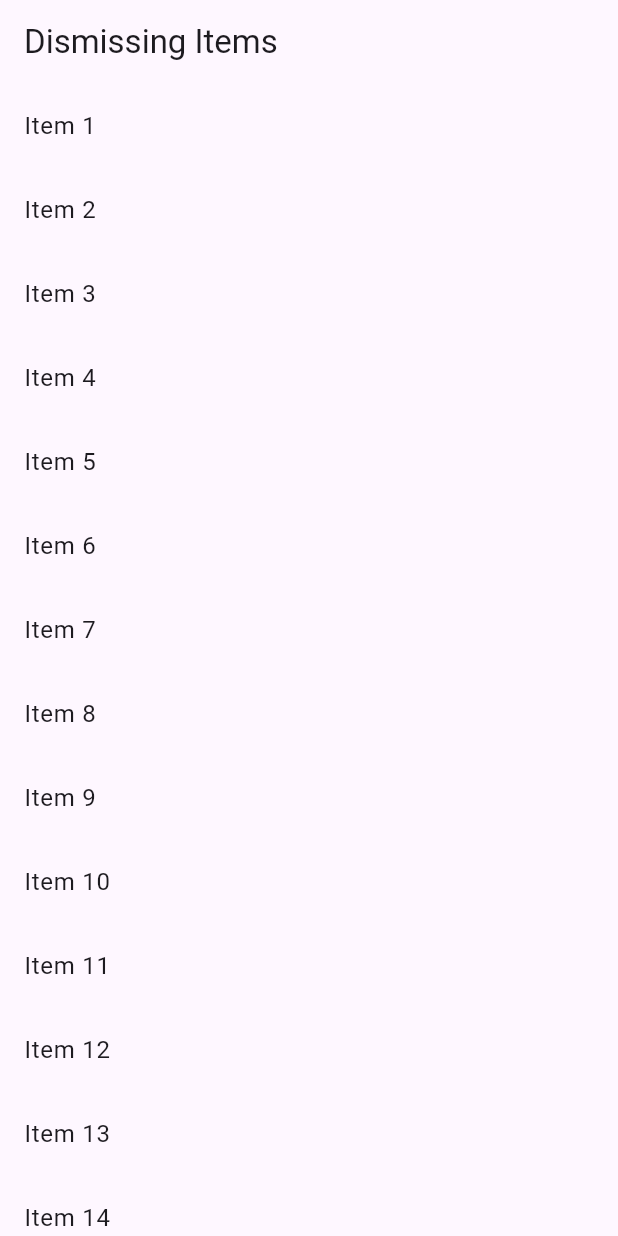
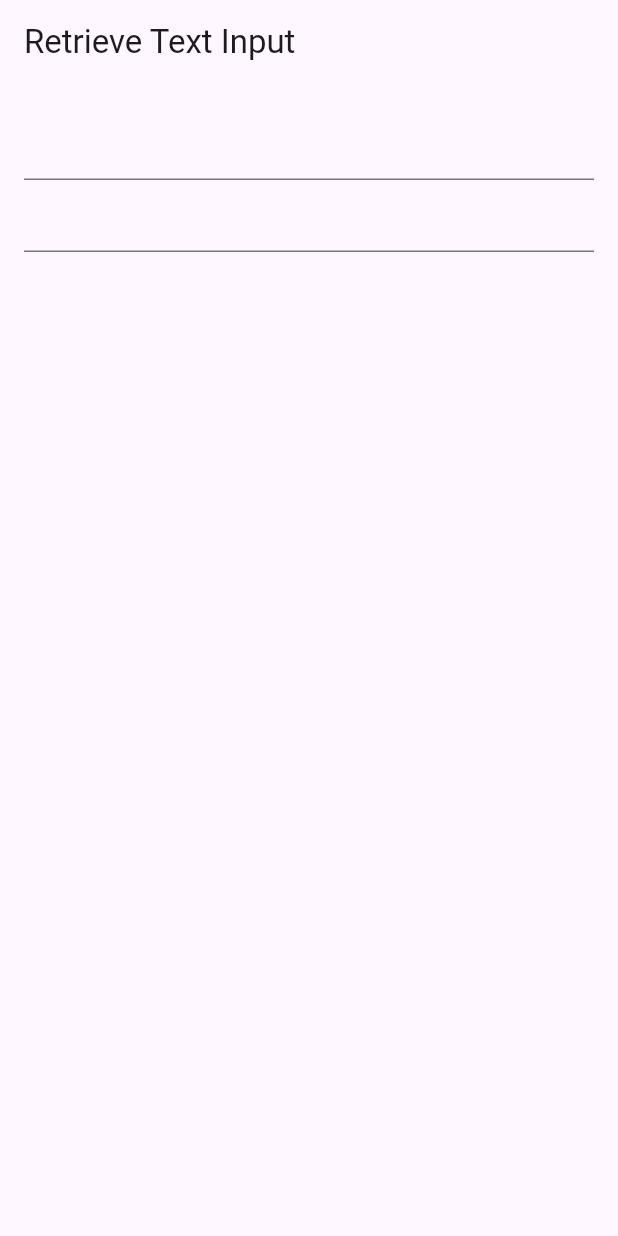
Before and after one commit to freeman2010/flutter_course, a Flutter app: the screen it shows after launch, on a phone screen of 412 x 824 dp. Run offline on Flutter 3.47's test engine with Material 3 defaults, Android fonts, the phone set to English and light mode, and no system bars.

```diff
--- a/lib/main.dart
+++ b/lib/main.dart
@@ -1,63 +1,74 @@
 import 'package:flutter/material.dart';
 
-void main() {
-  runApp(const MyApp());
-}
+void main() => runApp(const MyApp());
 
-// MyApp is a StatefulWidget. This allows updating the state of the
-// widget when an item is removed.
-class MyApp extends StatefulWidget {
+class MyApp extends StatelessWidget {
   const MyApp({super.key});
 
   @override
-  MyAppState createState() {
-    return MyAppState();
+  Widget build(BuildContext context) {
+    return const MaterialApp(
+      title: 'Retrieve Text Input',
+      home: MyCustomForm(),
+    );
   }
 }
 
-class MyAppState extends State<MyApp> {
-  final items = List<String>.generate(20, (i) => 'Item ${i + 1}');
+// Define a custom Form widget.
+class MyCustomForm extends StatefulWidget {
+  const MyCustomForm({super.key});
+
+  @override
+  State<MyCustomForm> createState() => _MyCustomFormState();
+}
+
+// Define a corresponding State class.
+// This class holds data related to the Form.
+class _MyCustomFormState extends State<MyCustomForm> {
+  // Create a text controller and use it to retrieve the current value
+  // of the TextField.
+  final myController = TextEditingController();
+
+  @override
+  void initState() {
+    super.initState();
+
+    // Start listening to changes.
+    myController.addListener(_printLatestValue);
+  }
+
+  @override
+  void dispose() {
+    // Clean up the controller when the widget is removed from the widget tree.
+    // This also removes the _printLatestValue listener.
+    myController.dispose();
+    super.dispose();
+  }
+
+  void _printLatestValue() {
+    final text = myController.text;
+    print('Second text field: $text (${text.characters.length})');
+  }
 
   @override
   Widget build(BuildContext context) {
-    const title = 'Dismissing Items';
-
-    return MaterialApp(
-      title: title,
-      theme: ThemeData(
-        colorScheme: ColorScheme.fromSeed(seedColor: Colors.deepPurple),
+    return Scaffold(
+      appBar: AppBar(
+        title: const Text('Retrieve Text Input'),
       ),
-      home: Scaffold(
-        appBar: AppBar(
-          title: const Text(title),
-        ),
-        body: ListView.builder(
-          itemCount: items.length,
-          itemBuilder: (context, index) {
-            final item = items[index];
-            return Dismissible(
-              // Each Dismissible must contain a Key. Keys allow Flutter to
-              // uniquely identify widgets.
-              key: Key(item),
-              // Provide a function that tells the app
-              // what to do after an item has been swiped away.
-              onDismissed: (direction) {
-                // Remove the item from the data source.
-                setState(() {
-                  items.removeAt(index);
-                });
-
-                // Then show a snackbar.
-                ScaffoldMessenger.of(context)
-                    .showSnackBar(SnackBar(content: Text('$item dismissed')));
+      body: Padding(
+        padding: const EdgeInsets.all(16),
+        child: Column(
+          children: [
+            TextField(
+              onChanged: (text) {
+                print('First text field: $text (${text.characters.length})');
               },
-              // Show a red background as the item is swiped away.
-              background: Container(color: Colors.red),
-              child: ListTile(
-                title: Text(item),
-              ),
-            );
-          },
+            ),
+            TextField(
+              controller: myController,
+            ),
+          ],
         ),
       ),
     );
```
